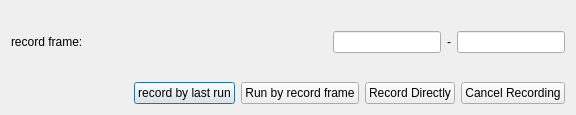
zenustech/zeno, file ui/zenoedit/dialog/zrecframeselectdlg.ui: the form before one commit.
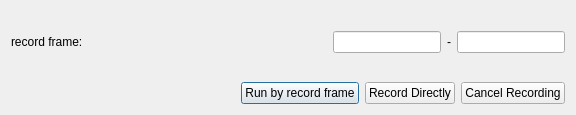
The form after the commit.

Commit message: [fix] record video: incomplete run recording

```diff
--- a/ui/zenoedit/dialog/zrecframeselectdlg.ui
+++ b/ui/zenoedit/dialog/zrecframeselectdlg.ui
@@ -100,13 +100,6 @@
        </property>
       </spacer>
      </item>
-     <item>
-      <widget class="QPushButton" name="btnRecLastRun">
-       <property name="text">
-        <string>record by last run</string>
-       </property>
-      </widget>
-     </item>
      <item>
       <widget class="QPushButton" name="btnRunFirst">
        <property name="text">
```
The commit also changes 3 other files.
